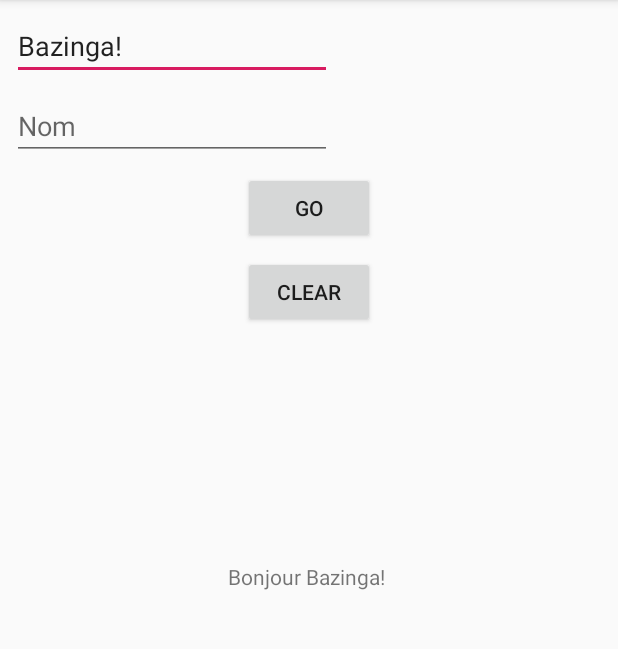
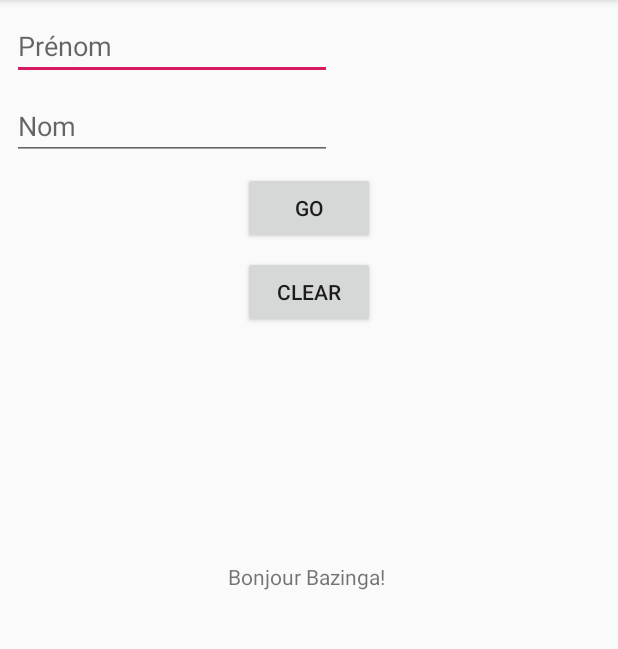
Before and after one commit to P-Giraffe/cours-android, an Android app: the screen it shows after launch (MainActivity), after a tap on "GO", on a phone screen of 412 x 824 dp, the part 84-733 px from its top. Run offline under Robolectric (Android 15) with nearby library versions, the phone set to English and light mode, and no system bars.

Commit message:
237_Ajouter_vos_propres_fonctions

```diff
--- a/cours-standard/Partie_2_BlocNote_v2/DemoKotlin/app/src/main/java/fr/purplegiraffe/demokotlin/MainActivity.kt
+++ b/cours-standard/Partie_2_BlocNote_v2/DemoKotlin/app/src/main/java/fr/purplegiraffe/demokotlin/MainActivity.kt
@@ -19,10 +19,16 @@ class MainActivity : AppCompatActivity() {
         val champTextePrenom = firstnameField
         champTextePrenom.append("Bazinga!")
         fullname = "${firstname} ${lastname}"
-        resultView.text = "Bonjour ${fullname}"
+        welcomeUser()
     }
 
     fun clearButtonTouched(button:View) {
+        welcomeUser()
+    }
+
+    fun welcomeUser() {
         resultView.text = "Bonjour ${fullname}"
+        firstnameField.setText("")
+        lastnameField.setText("")
     }
 }
```
